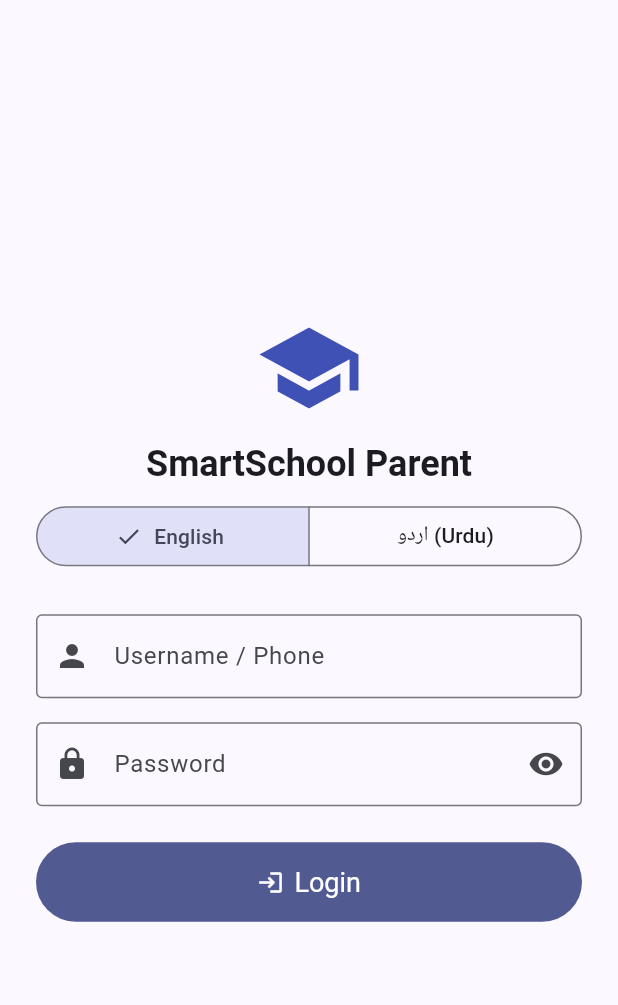
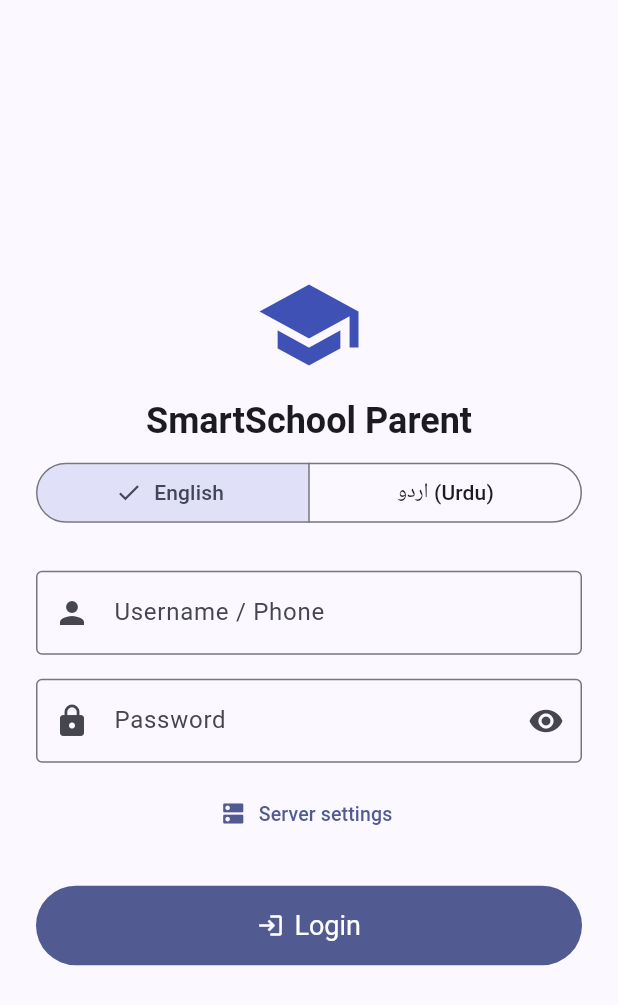
Before and after one commit to johnpaul210488-lgtm/smartschool-pro, a Flutter app: the screen it shows after launch, on a phone screen of 412 x 824 dp. Shown: the top 1005 px of the screen. Run offline on Flutter 3.47's test engine with Material 3 defaults, Android fonts, the phone set to English and light mode, and no system bars; our stand-ins replace cached_network_image, connectivity_plus, firebase_core, firebase_messaging, flutter_local_notifications, flutter_tts and 8 more; missing offline and left inert: flutter_background_service, signalr_netcore; accounts and stored records are empty.

Commit message:
Parent app: server address field on login screen (saved before login)
Co-authored-by: arena-agent <297053741+arena-agent@users.noreply.github.com>

```diff
--- a/apps/parent_app/lib/screens/login_screen.dart
+++ b/apps/parent_app/lib/screens/login_screen.dart
@@ -1,6 +1,7 @@
 import 'package:flutter/material.dart';
 import 'package:provider/provider.dart';
 
+import '../core/config.dart';
 import '../providers/auth_provider.dart';
 import '../providers/locale_provider.dart';
 
@@ -16,16 +17,23 @@
   final _user = TextEditingController();
   final _pass = TextEditingController();
   bool _obscure = true;
+  // Server address: phone par ek baar set hota hai aur yaad rehta hai.
+  late final TextEditingController _serverCtrl =
+      TextEditingController(text: AppConfig.apiBase);
+  bool _showServer = false;
 
   @override
   void dispose() {
     _user.dispose();
     _pass.dispose();
+    _serverCtrl.dispose();
     super.dispose();
   }
 
   Future<void> _submit() async {
     final auth = context.read<AuthProvider>();
+    // Login request se pehle server address save karein.
+    await AppConfig.saveServerOverride(_serverCtrl.text);
     final err = await auth.login(_user.text, _pass.text);
     if (!mounted) return;
     if (err == null) {
@@ -93,6 +101,24 @@
                       border: const OutlineInputBorder(),
                     ),
                   ),
+                  const SizedBox(height: 10),
+                  TextButton.icon(
+                    onPressed: () => setState(() => _showServer = !_showServer),
+                    icon: Icon(_showServer ? Icons.expand_less : Icons.dns, size: 18),
+                    label: Text(_showServer ? 'Server chhupayen' : 'Server settings',
+                        style: const TextStyle(fontSize: 13)),
+                  ),
+                  if (_showServer)
+                    TextField(
+                      controller: _serverCtrl,
+                      keyboardType: TextInputType.url,
+                      style: const TextStyle(fontSize: 16),
+                      decoration: const InputDecoration(
+                        labelText: 'Server (example: https://zia.tail758a5c.ts.net)',
+                        prefixIcon: Icon(Icons.dns),
+                        border: OutlineInputBorder(),
+                      ),
+                    ),
                   const SizedBox(height: 24),
                   FilledButton.icon(
                     onPressed: auth.busy ? null : _submit,
```
